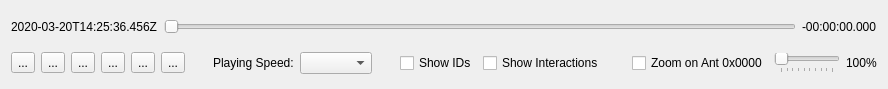
This is src/fort/studio/widget/TrackingVideoControl.ui in formicidae-tracker/studio as Qt 5 draws it before an edit. The edited form follows.
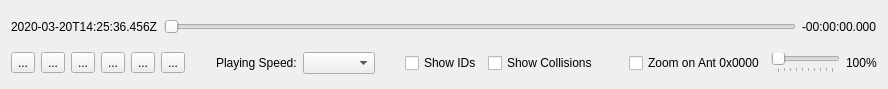
This is the edited form. Icons and pictures are not drawn.

Commit message:
Renames PonctualInteraction collision
it is much more simpler like this

```diff
--- a/src/fort/studio/widget/TrackingVideoControl.ui
+++ b/src/fort/studio/widget/TrackingVideoControl.ui
@@ -159,7 +159,7 @@
      <item>
       <widget class="QCheckBox" name="showInteractionsBox">
        <property name="text">
-        <string>Show Interactions</string>
+        <string>Show Collisions</string>
        </property>
       </widget>
      </item>
```
Left out of the diff: 2 changed lines with no effect on the pictures. The commit also changes 30 other files.
